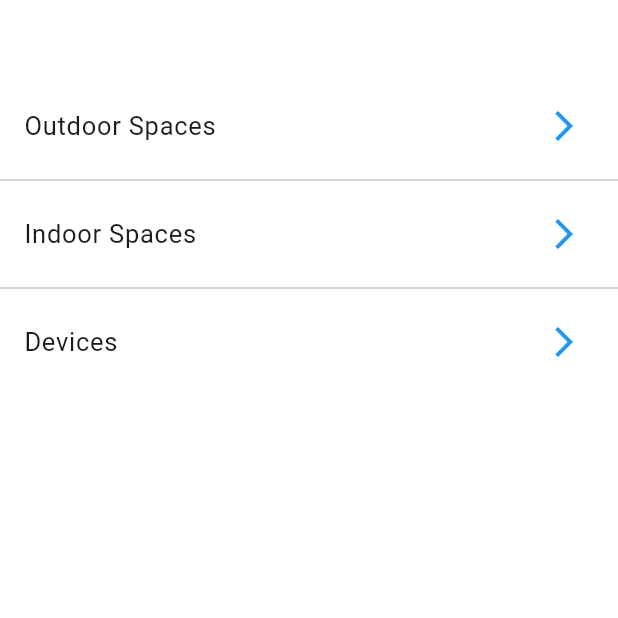
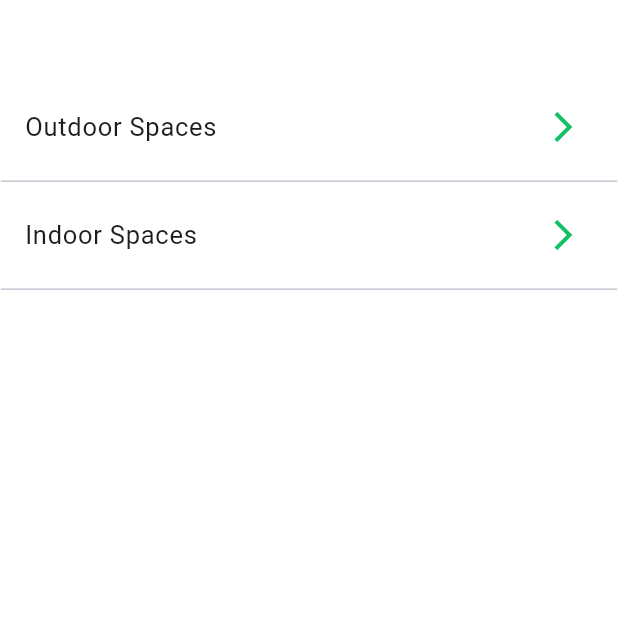
Before and after one commit to ozcann159/farmer_chatbot, a Flutter app: the MenuPage screen opened directly, on a phone screen of 412 x 824 dp, the top half of it. Run offline on Flutter 3.47's test engine with Material 3 defaults, Android fonts, the phone set to English and light mode, and no system bars; our stand-ins replace image_picker.

Commit message:
padding controll

```diff
--- a/lib/screens/login_screen.dart
+++ b/lib/screens/login_screen.dart
@@ -80,7 +80,7 @@ class _LoginScreenState extends State<LoginScreen> {
                         horizontal: 140, vertical: 12),
                     backgroundColor: const Color(0xFF11C166),
                     shape: RoundedRectangleBorder(
-                      borderRadius: BorderRadius.circular(20),
+                      borderRadius: BorderRadius.circular(12),
                     ),
                     shadowColor: Colors.black26,
                     elevation: 5,
--- a/lib/screens/menu_screen.dart
+++ b/lib/screens/menu_screen.dart
@@ -1,5 +1,4 @@
 import 'package:farmer_chatbot/screens/%C4%B1ndoorSpacesScreen.dart';
-import 'package:farmer_chatbot/screens/devicesScreen.dart';
 import 'package:farmer_chatbot/screens/outdoorSpacesScreen.dart';
 import 'package:farmer_chatbot/screens/settings_screen.dart';
 import 'package:farmer_chatbot/utils/constants.dart';
@@ -71,7 +70,7 @@ class MenuPage extends StatelessWidget {
         backgroundColor: Colors.white,
       ),
       body: Padding(
-        padding: const EdgeInsets.only(bottom: 2.0),
+        padding: const EdgeInsets.symmetric(horizontal: 0.5, vertical: 0.8),
         child: ListView(
           children: [
             _buildMenuItem(
@@ -86,11 +85,11 @@ class MenuPage extends StatelessWidget {
               const IndoorSpacesScreen(),
             ),
             const Divider(),
-            _buildMenuItem(
-              context,
-              'Devices',
-              const DevicesScreen(),
-            ),
+            // _buildMenuItem(
+            //   context,
+            //   'Devices',
+            //   const DevicesScreen(),
+            // ),
           ],
         ),
       ),
@@ -102,7 +101,7 @@ class MenuPage extends StatelessWidget {
       title: Text(title, style: const TextStyle(fontSize: 17)),
       trailing: const Icon(
         Icons.arrow_forward_ios,
-        color: Colors.blue,
+        color: primaryColor,
       ),
       onTap: () {
         Navigator.push(
--- a/lib/screens/outdoorSpacesScreen1.dart
+++ b/lib/screens/outdoorSpacesScreen1.dart
@@ -143,15 +143,16 @@ class OutdoorSpacesScreen1 extends StatelessWidget {
                 onPressed: () => showBottomSheet(),
                 style: ElevatedButton.styleFrom(
                   padding:
-                      const EdgeInsets.symmetric(horizontal: 120, vertical: 12),
+                      const EdgeInsets.symmetric(horizontal: 100, vertical: 10),
                   backgroundColor: const Color(0xFF11C166),
                   shape: RoundedRectangleBorder(
-                      borderRadius: BorderRadius.circular(20)),
+                      borderRadius: BorderRadius.circular(12)),
                 ),
                 child: const Text('Show Detail',
                     style: TextStyle(fontSize: 18.0, color: Colors.white)),
               ),
             ),
+            const SizedBox(height: 15),
           ],
         ),
       ),
--- a/lib/screens/profile_page.dart
+++ b/lib/screens/profile_page.dart
@@ -35,7 +35,7 @@ class ProfilePage extends StatelessWidget {
                         horizontal: 100, vertical: 12),
                     backgroundColor: const Color(0xFF11C166),
                     shape: RoundedRectangleBorder(
-                        borderRadius: BorderRadius.circular(20)),
+                        borderRadius: BorderRadius.circular(12)),
                   ),
                   child: const Text('Logout',
                       style: TextStyle(fontSize: 18.0, color: Colors.white)),
--- a/lib/screens/register.screen.dart
+++ b/lib/screens/register.screen.dart
@@ -71,10 +71,10 @@ class _RegisterScreenState extends State<RegisterScreen> {
                   },
                   style: ElevatedButton.styleFrom(
                     padding: const EdgeInsets.symmetric(
-                        horizontal: 140, vertical: 12),
+                        horizontal: 125, vertical: 12),
                     backgroundColor: const Color(0xFF11C166),
                     shape: RoundedRectangleBorder(
-                      borderRadius: BorderRadius.circular(20),
+                      borderRadius: BorderRadius.circular(12),
                     ),
                     shadowColor: Colors.black26,
                     elevation: 5,
```
Also changed, not shown: lib/screens/chat_screen.dart (+10 -13 lines).
